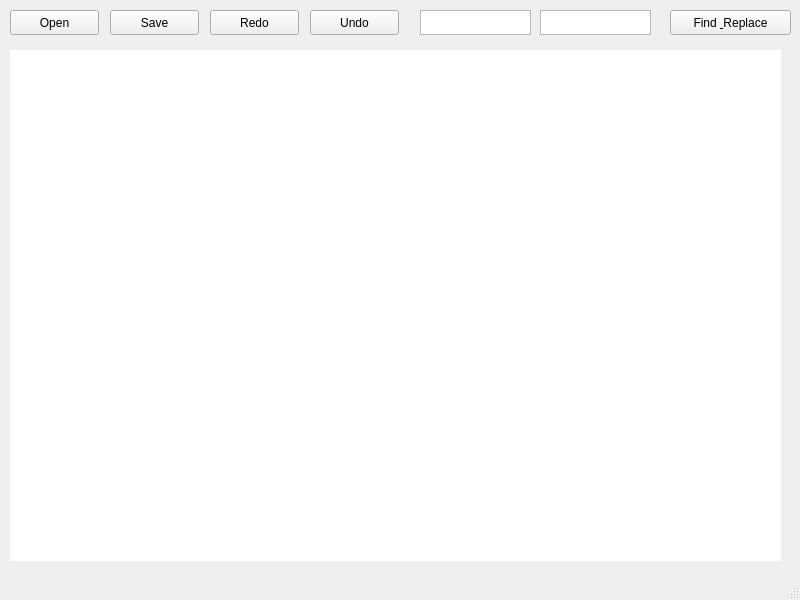
The window that System_Programming/text_editor/text_editor/mainwindow.ui (tanmoysrt/BCSE3-Assignment) describes before a commit, drawn with Qt 5.
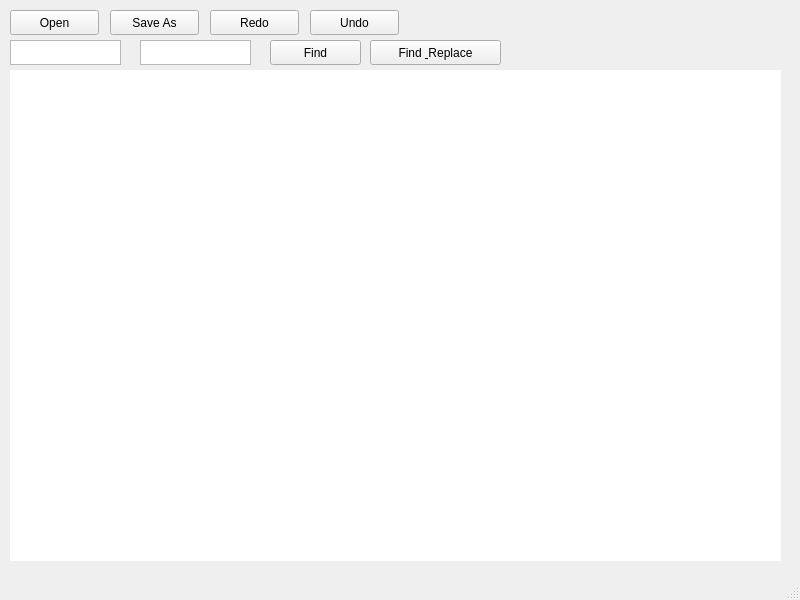
The same window after the commit.

What changed in the file:
```diff
--- a/System_Programming/text_editor/text_editor/mainwindow.ui
+++ b/System_Programming/text_editor/text_editor/mainwindow.ui
@@ -43,7 +43,7 @@
      <enum>Qt::ClickFocus</enum>
     </property>
     <property name="text">
-     <string>Save</string>
+     <string>Save As</string>
     </property>
    </widget>
    <widget class="QPushButton" name="redo_btn">
@@ -81,8 +81,8 @@
    <widget class="QPlainTextEdit" name="find_word">
     <property name="geometry">
      <rect>
-      <x>420</x>
-      <y>10</y>
+      <x>10</x>
+      <y>40</y>
       <width>111</width>
       <height>25</height>
      </rect>
@@ -94,8 +94,8 @@
    <widget class="QPlainTextEdit" name="replace_word">
     <property name="geometry">
      <rect>
-      <x>540</x>
-      <y>10</y>
+      <x>140</x>
+      <y>40</y>
       <width>111</width>
       <height>25</height>
      </rect>
@@ -107,9 +107,9 @@
    <widget class="QPushButton" name="find_and_replace_btn">
     <property name="geometry">
      <rect>
-      <x>670</x>
-      <y>10</y>
-      <width>121</width>
+      <x>370</x>
+      <y>40</y>
+      <width>131</width>
       <height>25</height>
      </rect>
     </property>
@@ -124,9 +124,9 @@
     <property name="geometry">
      <rect>
       <x>10</x>
-      <y>50</y>
+      <y>70</y>
       <width>771</width>
-      <height>511</height>
+      <height>491</height>
      </rect>
     </property>
     <property name="focusPolicy">
@@ -148,6 +148,22 @@
      <set>Qt::LinksAccessibleByMouse</set>
     </property>
    </widget>
+   <widget class="QPushButton" name="find_btn">
+    <property name="geometry">
+     <rect>
+      <x>270</x>
+      <y>40</y>
+      <width>91</width>
+      <height>25</height>
+     </rect>
+    </property>
+    <property name="focusPolicy">
+     <enum>Qt::ClickFocus</enum>
+    </property>
+    <property name="text">
+     <string>Find</string>
+    </property>
+   </widget>
   </widget>
   <widget class="QMenuBar" name="menubar">
    <property name="geometry">
```
